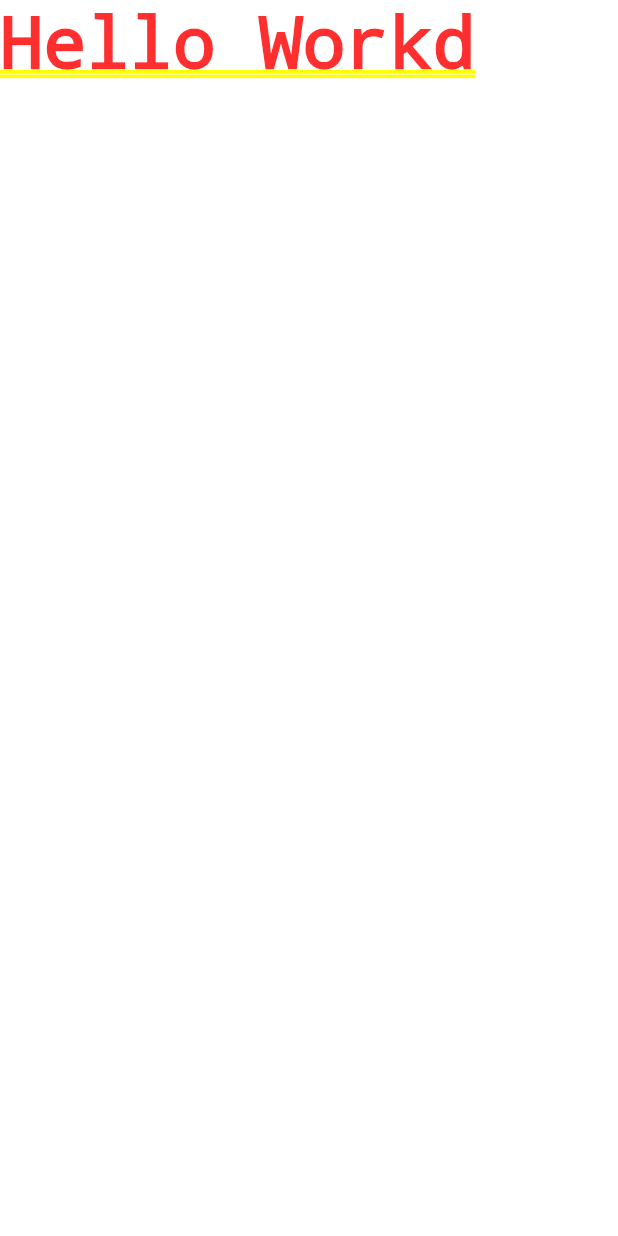
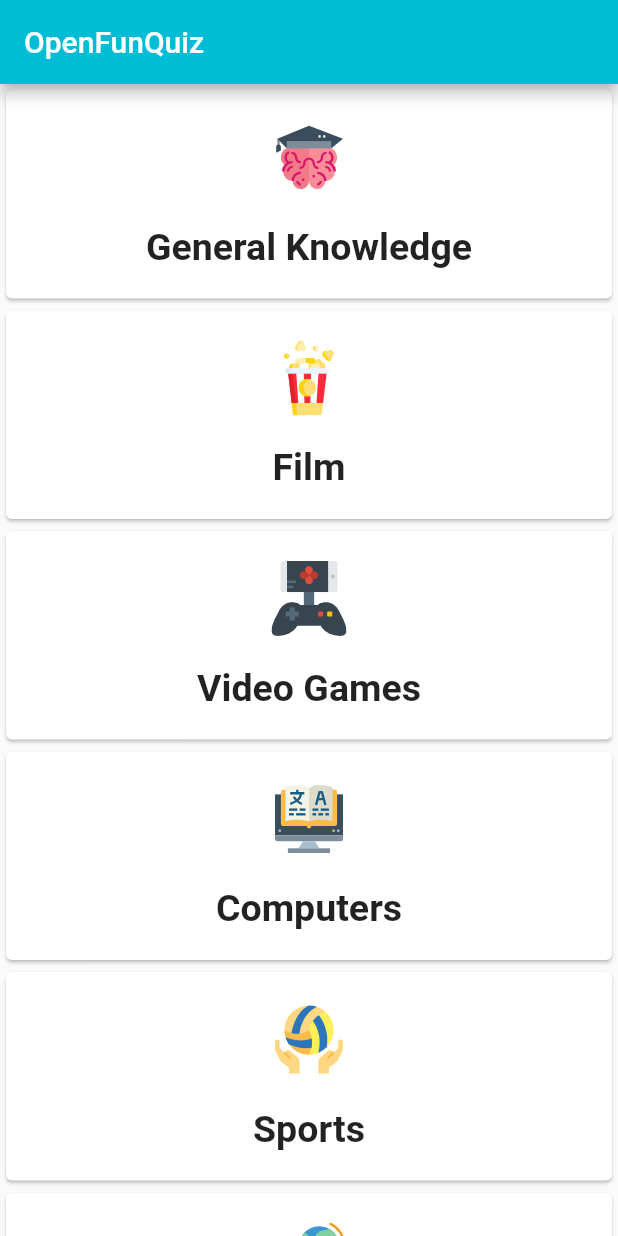
Before and after one commit to VishnuDileesh/OpenFunQuiz, a Flutter app: the screen it shows after launch, on a phone screen of 412 x 824 dp. Run offline on Flutter 3.47's test engine with Material 2 defaults, Android fonts, the phone set to English and light mode, and no system bars; our stand-ins replace flutter_svg.

Commit message:
Add Quiz Categories cards to HomeScreen

```diff
--- /dev/null
+++ b/lib/models/category.dart
@@ -0,0 +1,9 @@
+import 'package:flutter/material.dart';
+
+class Category{
+	String name;
+	int id;
+	String icon;
+
+	Category(this.name, this.id, this.icon);
+}
--- a/lib/screens/home.dart
+++ b/lib/screens/home.dart
@@ -1,8 +1,136 @@
 import 'package:flutter/material.dart';
+import 'package:flutter_svg/flutter_svg.dart';
+import '../models/category.dart';
 
-class HomeScreen extends StatelessWidget{
+
+class HomeScreen extends StatefulWidget{
+	@override
+	_HomeScreenState createState() => _HomeScreenState();
+}
+
+
+class _HomeScreenState extends State<HomeScreen>{
+
+
+	List<Category> categories = [
+		Category("General Knowledge", 9, "assets/icons/brain.svg"),
+		Category("Film", 11, "assets/icons/popcorn.svg"),
+		Category("Video Games", 15, "assets/icons/game-controller.svg"),
+		Category("Computers", 18, "assets/icons/translation.svg"),
+		Category("Sports", 21, "assets/icons/volleyball.svg"),
+		Category("Geography", 22, "assets/icons/globe.svg"),
+		Category("Celebrities", 26, "assets/icons/star.svg"),
+		Category("History", 23, "assets/icons/history.svg"),
+		Category("Animals", 27, "assets/icons/lion.svg"),
+		Category("Vehicles", 28, "assets/icons/jeep.svg"),
+
+	];
+
 	@override
 	Widget build(BuildContext context){
-		return Container(child: Text("Hello Workd"),);
+		return Scaffold(
+			appBar: AppBar(
+				title: Text(
+					"OpenFunQuiz",
+					style: TextStyle(
+						color: Colors.white,
+					),
+				),
+			),
+
+			body: SafeArea(
+				//alignment: Alignment.center,
+
+				child: ListView.builder(
+					itemCount: categories.length,
+					itemBuilder: (BuildContext context, int index){
+						return Card(
+							child: InkWell(
+								splashColor: Colors.cyan.withAlpha(30),
+								onTap: (){
+									print(categories[index].id);
+									print(categories[index].icon);
+								},
+
+								child: Column(
+									children: <Widget>[
+										SizedBox(
+											height: 20.0
+										),
+
+
+										SvgPicture.asset(
+											categories[index].icon,
+											height: 50.0,
+											width: 50.0,
+										),
+
+
+										SizedBox(
+											height: 20.0,
+										),
+
+										Text(
+											categories[index].name,
+											style: TextStyle(
+												fontSize: 25.0,
+												fontWeight: FontWeight.bold,
+											),
+										),
+
+										SizedBox(
+											height: 20.0,
+										),
+									],
+								),
+
+								/*
+								child: Padding(
+									//height: 50.0,
+									padding: const EdgeInsets.all(10.0),
+									child: Center(
+										child: Text(
+											categoriesindex.name,
+											style: TextStyle(
+												fontSize: 25.0,
+												fontWeight: FontWeight.bold,
+											),
+										),
+									),
+								),
+
+								*/
+							),
+						);
+					}
+				),
+
+				/*
+				child: Card(
+					child: InkWell(
+						splashColor: Colors.cyan.withAlpha(30),
+						onTap: (){
+							print("Hello");
+						},
+
+						child: Container(
+							height: 50.0,
+							width: 300.0,
+							padding: const EdgeInsets.all(10.0),
+							child: Center(
+								child: Text(
+									"Hello World",
+									style: TextStyle(
+										fontSize: 25.0,
+										fontWeight: FontWeight.bold,
+									),
+								),
+							),
+						),
+					),
+				),
+				*/
+			),
+		);
 	}
 }
--- a/lib/screens/splash.dart
+++ b/lib/screens/splash.dart
@@ -15,7 +15,7 @@ class _SplashScreenState extends State<SplashScreen>{
 
 
 		Timer(Duration(seconds: 3), (){
-			Navigator.push(
+			Navigator.pushReplacement(
 				context,
 				MaterialPageRoute(
 					builder: (context) => HomeScreen()
--- a/pubspec.yaml
+++ b/pubspec.yaml
@@ -23,6 +23,7 @@ dependencies:
   # The following adds the Cupertino Icons font to your application.
   # Use with the CupertinoIcons class for iOS style icons.
   cupertino_icons: ^0.1.2
+  flutter_svg: ^0.17.3+1
 
 dev_dependencies:
   flutter_test:
@@ -41,8 +42,8 @@ flutter:
   uses-material-design: true
 
   # To add assets to your application, add an assets section, like this:
-  # assets:
-  #  - images/a_dot_burr.jpeg
+  assets:
+    - assets/icons/
   #  - images/a_dot_ham.jpeg
 
   # An image asset can refer to one or more resolution-specific "variants", see
```
Also changed, not shown: assets/icons/brain.svg (added), assets/icons/game-controller.svg (added), assets/icons/globe.svg (added), assets/icons/history.svg (added), assets/icons/jeep.svg (added), assets/icons/lion.svg (added), assets/icons/popcorn.svg (added), assets/icons/star.svg (added), assets/icons/translation.svg (added), assets/icons/volleyball.svg (added), pubspec.lock, 1 other file.
